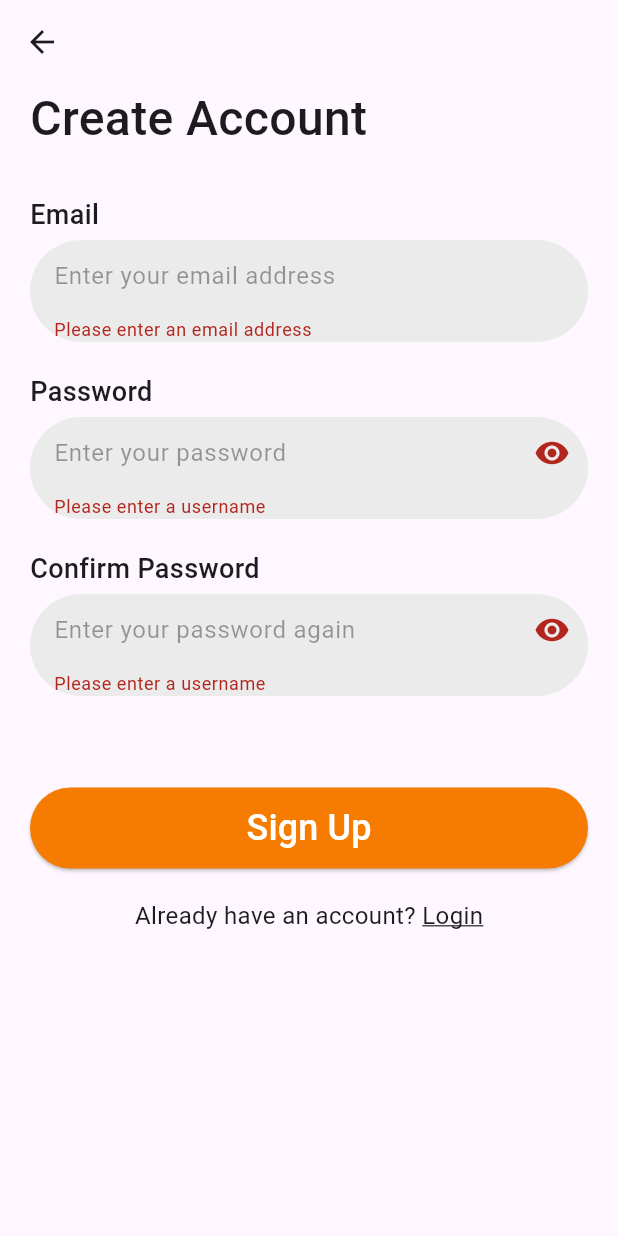
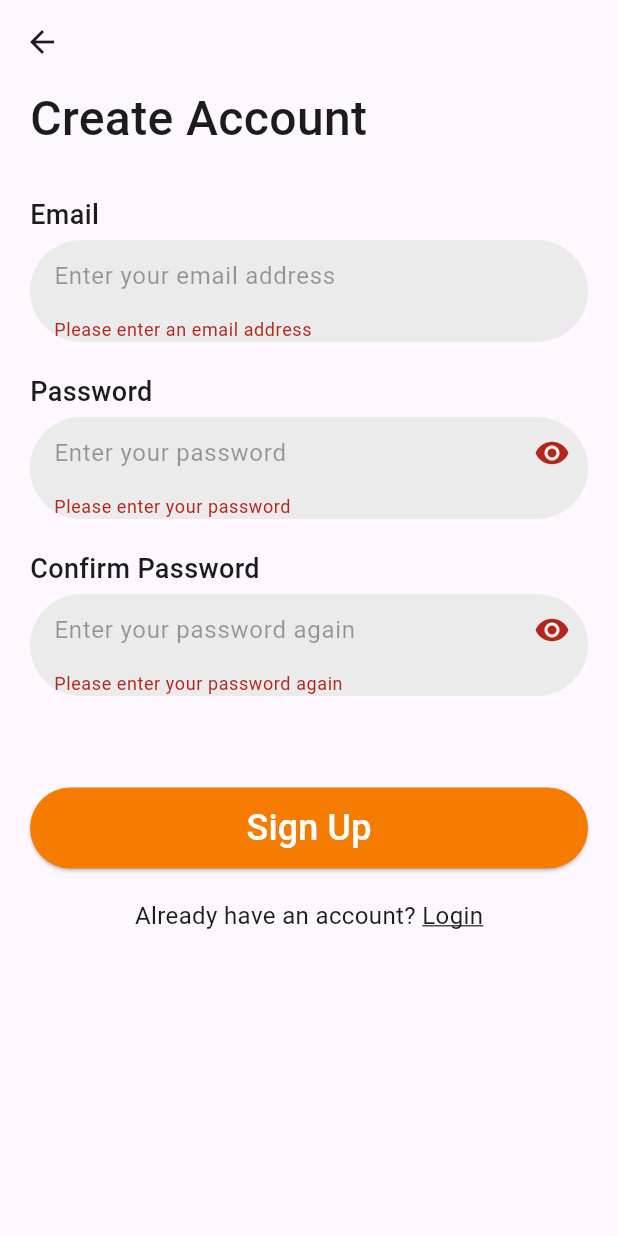
Before and after one commit to bjurd/flutter-todo, a Flutter app: the SignUp screen opened by its route, after a tap on "Sign Up", on a phone screen of 412 x 824 dp. Run offline on Flutter 3.47's test engine with Material 3 defaults, Android fonts, the phone set to English and light mode, and no system bars; our stand-ins replace cloud_firestore, firebase_auth, firebase_core; accounts and stored records are empty.

```diff
--- a/lib/forms.dart
+++ b/lib/forms.dart
@@ -200,7 +200,12 @@ class SignUpFormState extends State<SignUpForm>
                   {
                     if (value == null || value.isEmpty)
                     {
-                      return "Please enter a username";
+                      return "Please enter your password";
+                    }
+
+                    if (value.length < 6)
+                    {
+                      return "Password must be at least 6 characters long";
                     }
 
                     return null;
@@ -226,7 +231,12 @@ class SignUpFormState extends State<SignUpForm>
                   {
                     if (value == null || value.isEmpty)
                     {
-                      return "Please enter a username";
+                      return "Please enter your password again";
+                    }
+
+                    if (value.length < 6)
+                    {
+                      return "Password must be at least 6 characters long";
                     }
 
                     return null;
@@ -275,10 +285,35 @@ class SignUpFormState extends State<SignUpForm>
                 return;
               }
 
-              UserCredential creds = await FirebaseAuth.instance.createUserWithEmailAndPassword(
-                  email: _controllerEmail.text,
-                  password: password
-              );
+              // Attempt to create account
+              try
+              {
+                UserCredential creds = await FirebaseAuth.instance.createUserWithEmailAndPassword(
+                    email: _controllerEmail.text,
+                    password: password
+                );
+              }
+              on FirebaseAuthException catch (e)
+              {
+                showDialog(
+                  context: context,
+
+                  builder: (context)
+                  {
+                    return AlertDialog(
+                      backgroundColor: Colors.white,
+
+                      title: Center(
+                        child: Text(
+                          e.message ?? "There was an error with signing up"
+                        ),
+                      ),
+                    );
+                  }
+                );
+
+                return;
+              }
 
               // Success
               Navigator.pushNamed(
```
